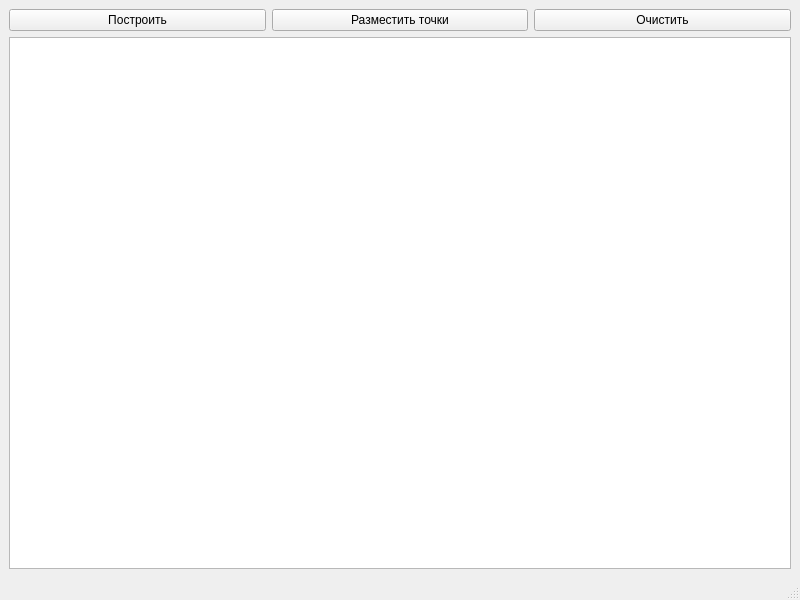
First picture: the form in src/hull-building-demo/main_window.ui, repository popov-p/sorts-duplicates-hulls, before the edit.
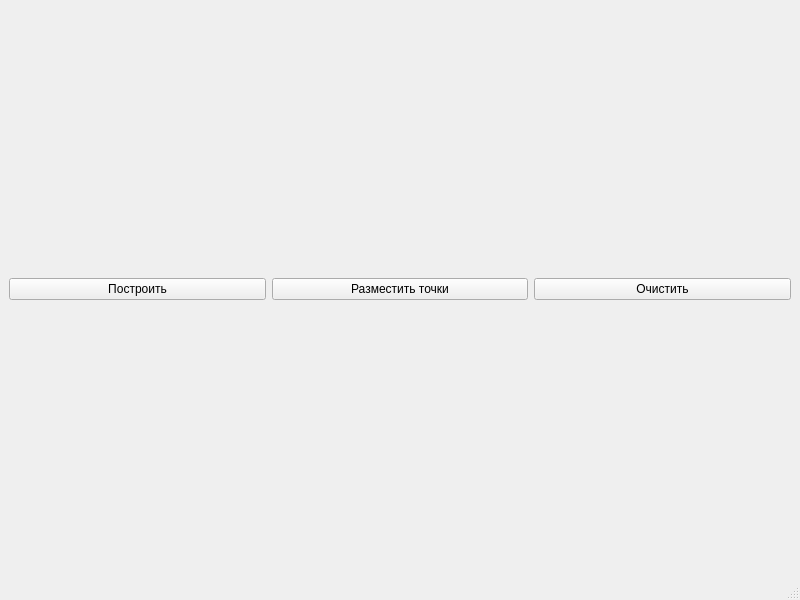
Second picture: the form after the edit.

Patch:
```diff
--- a/src/hull-building-demo/main_window.ui
+++ b/src/hull-building-demo/main_window.ui
@@ -42,9 +42,6 @@
         </item>
        </layout>
       </item>
-      <item>
-       <widget class="QGraphicsView" name="graphicsView"/>
-      </item>
      </layout>
     </item>
    </layout>
```
Left out of the diff: 6 changed lines with no effect on the pictures.
